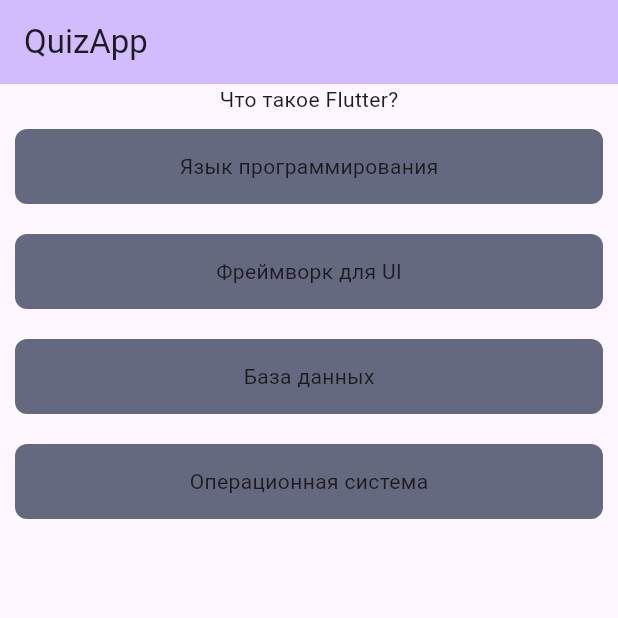
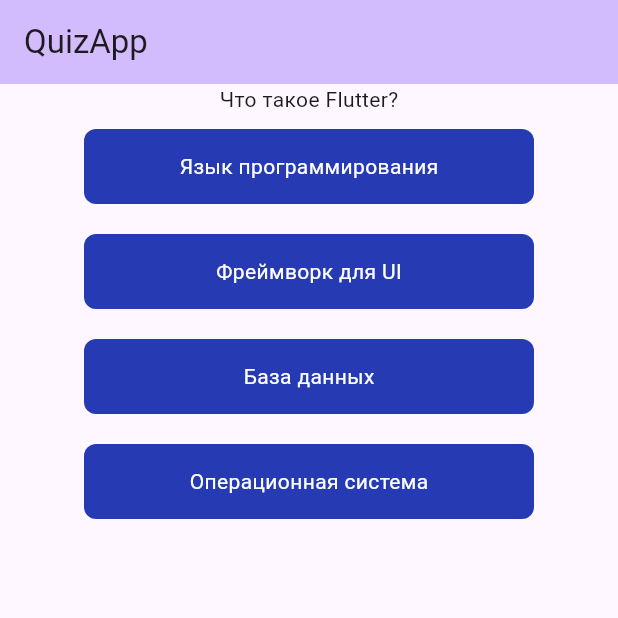
Before and after one commit to AlanTsarakov/simple_test, a Flutter app: the screen it shows after launch, on a phone screen of 412 x 824 dp, the top half of it. Run offline on Flutter 3.47's test engine with Material 3 defaults, Android fonts, the phone set to English and light mode, and no system bars.

Commit message:
Добавил выбор ответа. Закрепил ширину.

```diff
--- a/lib/main.dart
+++ b/lib/main.dart
@@ -75,20 +75,30 @@
           child: Text(_currentQuestion.text)
         ),
         Expanded(
-          child:
-            ListView.builder(
+          child: ListView.builder(
               itemBuilder: (BuildContext context, int item){
                   return Padding(
                     padding: .all(10),
-                  child: Container(
-                  width: 200,
+                    child: GestureDetector(
+                      onTap: () => setState(() {
+                        _selectedOptionIndex = item;
+                      }),
+                      child: Center(
+                        child:
+                        Container(
+                            width: 300,
                             decoration: BoxDecoration(
                               borderRadius: BorderRadius.circular(8),
-                    color: Color.fromRGBO(101, 105, 128, 1)
+                              color: item == _selectedOptionIndex ? Color.fromRGBO(101, 105, 128, 1) : Color.fromRGBO(38, 59, 179, 1)
                             ),
                             height: 50,
-                  child: Center(child: Text(_currentQuestion.options[item])),
-                ));
+                            child: Center(child: Text(
+                            style: TextStyle(color: Color.fromRGBO(255, 255, 255, 1)),
+                            _currentQuestion.options[item])),
+                          )
+                        )
+                  )
+                );
               },
               itemCount: _currentQuestion.options.length,
               ))
```
Lines whose indentation alone changed are shown as unchanged.
